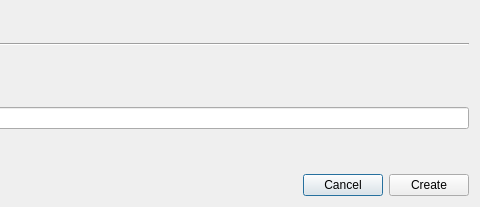
Qt form PhzQtUI/auxdir/PhzQtUI/DialogCreatesSubGroup.ui (astrorama/Phosphoros) before a commit; both pictures show x 286 to 766 and y 0 to 207 of the 766 by 207 pixel window.
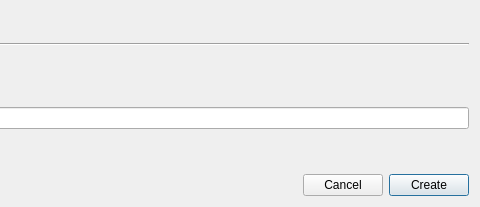
The same form after that commit.

```diff
--- a/PhzQtUI/auxdir/PhzQtUI/DialogCreatesSubGroup.ui
+++ b/PhzQtUI/auxdir/PhzQtUI/DialogCreatesSubGroup.ui
@@ -146,7 +146,7 @@
         <bool>false</bool>
        </property>
        <property name="default">
-        <bool>true</bool>
+        <bool>false</bool>
        </property>
       </widget>
      </item>
@@ -155,6 +155,12 @@
        <property name="text">
         <string>Create</string>
        </property>
+       <property name="autoDefault">
+        <bool>false</bool>
+       </property>
+       <property name="default">
+        <bool>true</bool>
+       </property>
       </widget>
      </item>
     </layout>
```
